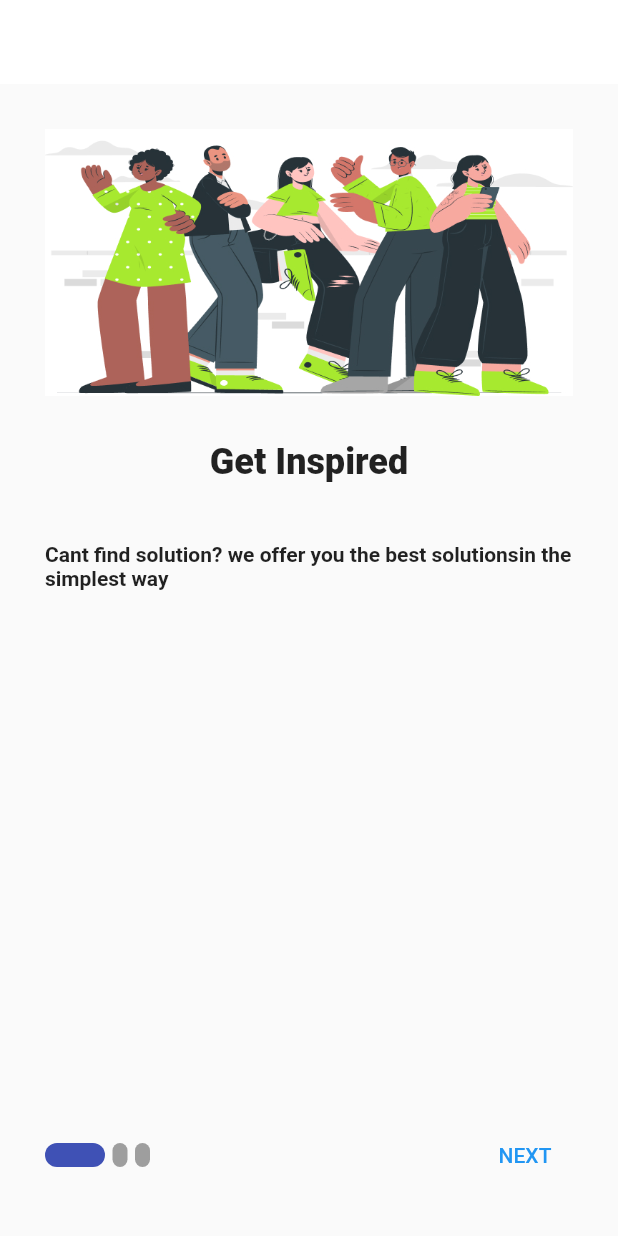
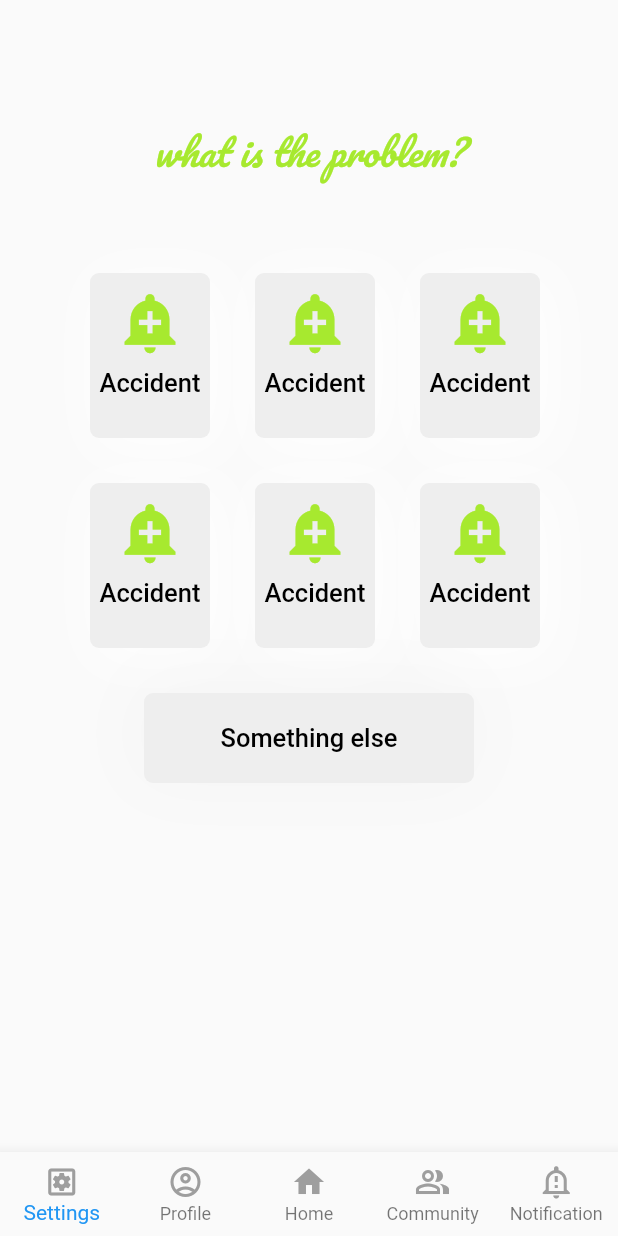
Before and after one commit to ahmdmdht/roadside, a Flutter app: the screen it shows after launch, on a phone screen of 412 x 824 dp. Run offline on Flutter 3.47's test engine with Material 2 defaults, Android fonts, the phone set to English and light mode, and no system bars; drawn by our look-alikes of smooth_page_indicator; our stand-ins replace animated_splash_screen, google_fonts, page_transition; Roboto replaces fonts that are missing (Akshar).

Commit message:
last edit

```diff
--- a/lib/main.dart
+++ b/lib/main.dart
@@ -1,6 +1,7 @@
 
 import 'package:flutter/material.dart';
 import 'package:roadside_assistance/view/authentication/splash_screen.dart';
+import 'package:roadside_assistance/view/components/home_screen.dart';
 
 
 void main() {
@@ -27,8 +28,8 @@ class MyApp extends StatelessWidget {
 
       ),
       debugShowCheckedModeBanner: false,
-      home: splashscreen(),
-//نيهاهاهاهاهاهاهاهاهاهاهاه
+      home: home_screen(),
+
     );
   }
 }
--- a/lib/view/authentication/login.dart
+++ b/lib/view/authentication/login.dart
@@ -27,7 +27,7 @@ class logIn extends StatelessWidget {
                     fontSize: 45,
                     fontWeight: FontWeight.w500,
                     fontStyle: FontStyle.italic,
-                      color: Color.fromRGBO(146, 248, 0, 1),
+                      color: Color.fromRGBO(167, 233, 47, 1),
 
                   ),
 
--- a/lib/view/authentication/signUp.dart
+++ b/lib/view/authentication/signUp.dart
@@ -158,7 +158,7 @@ class signUp extends StatelessWidget {
 
                 width: 200,
                 decoration: BoxDecoration(borderRadius: BorderRadius.circular(8),
-                  color: Color.fromRGBO(146, 248, 0, 1),
+                    color: Color.fromRGBO(167, 233, 47, 1),
                 ),
                 child: MaterialButton(
                   onPressed: () {
--- /dev/null
+++ b/lib/view/components/home_screen.dart
@@ -0,0 +1,425 @@
+import 'package:flutter/material.dart';
+import 'package:google_fonts/google_fonts.dart';
+
+
+
+class home_screen extends StatefulWidget {
+  const home_screen({Key? key}) : super(key: key);
+
+  @override
+  State<home_screen> createState() => _home_screenState();
+}
+
+class _home_screenState extends State<home_screen> {
+  bool isSelected = false;
+
+  @override
+  Widget build(BuildContext context) {
+    return Scaffold(
+      body: Column(
+
+        children: [
+          Padding(
+            padding: const EdgeInsets.only(top: 80,),
+            child: Center(
+              child: Text('what is the problem?',
+                style:GoogleFonts.pacifico(
+                    textStyle: Theme.of(context).textTheme.displayMedium,
+                    fontSize: 24,
+                    fontWeight: FontWeight.w500,
+                    fontStyle: FontStyle.italic,
+                    color: Color.fromRGBO(167, 233, 47, 1)),
+              ),
+            ),
+          ),// text
+          SizedBox(
+            height: 60,
+          ),
+          Padding(
+            padding: const EdgeInsets.only(right: 30,left: 30,),
+            child: Row(
+              children: [
+                Padding(
+                  padding: const EdgeInsets.only(left: 30),
+                  child: Column(
+                    children: [
+                      GestureDetector(
+                        onTap: (){
+                          setState(() {
+                            isSelected = !isSelected;
+                          });
+                        },
+                        child: Container(
+                          height:110 ,
+                          width: 80,
+                          decoration: BoxDecoration(
+                            //color: Color.fromRGBO(230, 237, 254, 1),
+                            color: isSelected ? Colors.black38 :  Colors.grey.shade200,
+                            borderRadius: BorderRadius.circular(6),
+                            boxShadow: [
+                              BoxShadow(
+                                color : Colors.white,
+                                blurRadius: 30,
+                                offset: Offset(5, 5),
+                              ),
+                            ],
+                          ),
+                          child: Column(
+                            children: [
+                              Padding(
+                                padding: const EdgeInsets.only(top: 10,bottom: 8),
+                                child: Icon(Icons.add_alert,
+                                    size: 45,
+                                    color: Color.fromRGBO(167, 233, 47, 1)),
+                              ),
+                              Text('Accident',style:GoogleFonts.akshar(
+                                textStyle: Theme.of(context).textTheme.displayMedium,
+                                fontSize: 17,
+                                color: Colors.black,
+                                fontWeight: FontWeight.w500,
+
+
+                              ),
+
+                              ),
+                            ],
+                          ),
+                        ),
+                      ),
+
+
+
+                    ],
+                  ),
+                ),
+                Padding(
+                  padding: const EdgeInsets.only(left: 30),
+                  child: Column(
+                    children: [
+                      GestureDetector(
+                        onTap: (){
+                          setState(() {
+                            isSelected = !isSelected;
+                          });
+                        },
+                        child: Container(
+                          height:110 ,
+                          width: 80,
+                          decoration: BoxDecoration(
+                            //color: Color.fromRGBO(230, 237, 254, 1),
+                            color: isSelected ? Colors.black38 : Colors.grey.shade200,
+                            borderRadius: BorderRadius.circular(6),
+                            boxShadow: [
+                              BoxShadow(
+                                color: Colors.white,
+                                blurRadius: 30,
+                                offset: Offset(5, 5),
+                              ),
+                            ],
+                          ),
+                          child: Column(
+                            children: [
+                              Padding(
+                                padding: const EdgeInsets.only(top: 10,bottom: 8),
+                                child: Icon(Icons.add_alert,
+                                    size: 45, color: Color.fromRGBO(167, 233, 47, 1)),
+                              ),
+                              Text('Accident',style:GoogleFonts.akshar(
+                                textStyle: Theme.of(context).textTheme.displayMedium,
+                                fontSize: 17,
+                                color: Colors.black,
+                                fontWeight: FontWeight.w500,
+
+
+                              ),
+
+                              ),
+                            ],
+                          ),
+                        ),
+                      ),
+
+
+
+                    ],
+                  ),
+                ),
+                Padding(
+                  padding: const EdgeInsets.only(left: 30),
+                  child: Column(
+                    children: [
+                      GestureDetector(
+                        onTap: (){
+                          setState(() {
+                            isSelected = !isSelected;
+                          });
+                        },
+                        child: Container(
+                          height:110 ,
+                          width: 80,
+                          decoration: BoxDecoration(
+                            //color: Color.fromRGBO(230, 237, 254, 1),
+                            color: isSelected ? Colors.black38 : Colors.grey.shade200,
+                            borderRadius: BorderRadius.circular(6),
+                            boxShadow: [
+                              BoxShadow(
+                                color: Colors.white,
+                                blurRadius: 30,
+                                offset: Offset(5, 5),
+                              ),
+                            ],
+                          ),
+                          child: Column(
+                            children: [
+                              Padding(
+                                padding: const EdgeInsets.only(top: 10,bottom: 8),
+                                child: Icon(Icons.add_alert,
+                                    size: 45, color: Color.fromRGBO(167, 233, 47, 1)),
+                              ),
+                              Text('Accident',style:GoogleFonts.akshar(
+                                textStyle: Theme.of(context).textTheme.displayMedium,
+                                fontSize: 17,
+                                color: Colors.black,
+                                fontWeight: FontWeight.w500,
+
+
+                              ),
+
+                              ),
+                            ],
+                          ),
+                        ),
+                      ),
+
+
+
+                    ],
+                  ),
+                ),
+
+              ],
+            ),
+          ),//items(1)
+          SizedBox(
+            height: 30,
+          ),
+          Padding(
+            padding: const EdgeInsets.only(right: 30,left: 30,),
+            child: Row(
+              children: [
+                Padding(
+                  padding: const EdgeInsets.only(left: 30),
+                  child: Column(
+                    children: [
+                      GestureDetector(
+                        onTap: (){
+                          setState(() {
+                            isSelected = !isSelected;
+                          });
+                        },
+                        child: Container(
+                          height:110 ,
+                          width: 80,
+                          decoration: BoxDecoration(
+                            //color: Color.fromRGBO(230, 237, 254, 1),
+                            color: isSelected ? Colors.black38 : Colors.grey.shade200,
+                            borderRadius: BorderRadius.circular(6),
+                            boxShadow: [
+                              BoxShadow(
+                                color: Colors.white,
+                                blurRadius: 30,
+                                offset: Offset(5, 5),
+                              ),
+                            ],
+                          ),
+                          child: Column(
+                            children: [
+                              Padding(
+                                padding: const EdgeInsets.only(top: 10,bottom: 8),
+                                child: Icon(Icons.add_alert,
+                                    size: 45, color: Color.fromRGBO(167, 233, 47, 1)),
+                              ),
+                              Text('Accident',style:GoogleFonts.akshar(
+                                textStyle: Theme.of(context).textTheme.displayMedium,
+                                fontSize: 17,
+                                color: Colors.black,
+                                fontWeight: FontWeight.w500,
+
+
+                              ),
+
+                              ),
+                            ],
+                          ),
+                        ),
+                      ),
+
+
+
+                    ],
+                  ),
+                ),
+                Padding(
+                  padding: const EdgeInsets.only(left: 30),
+                  child: Column(
+                    children: [
+                      GestureDetector(
+                        onTap: (){
+                          setState(() {
+                            isSelected = !isSelected;
+                          });
+                        },
+                        child: Container(
+                          height:110 ,
+                          width: 80,
+                          decoration: BoxDecoration(
+                            //color: Color.fromRGBO(230, 237, 254, 1),
+                            color: isSelected ? Colors.black38 :Colors.grey.shade200,
+                            borderRadius: BorderRadius.circular(6),
+                            boxShadow: [
+                              BoxShadow(
+                                color: Colors.white,
+                                blurRadius: 30,
+                                offset: Offset(5, 5),
+                              ),
+                            ],
+                          ),
+                          child: Column(
+                            children: [
+                              Padding(
+                                padding: const EdgeInsets.only(top: 10,bottom: 8),
+                                child: Icon(Icons.add_alert,
+                                    size: 45, color: Color.fromRGBO(167, 233, 47, 1)),
+                              ),
+                              Text('Accident',style:GoogleFonts.akshar(
+                                textStyle: Theme.of(context).textTheme.displayMedium,
+                                fontSize: 17,
+                                color: Colors.black,
+                                fontWeight: FontWeight.w500,
+
+
+                              ),
+
+                              ),
+                            ],
+                          ),
+                        ),
+                      ),
+
+
+
+                    ],
+                  ),
+                ),
+                Padding(
+                  padding: const EdgeInsets.only(left: 30),
+                  child: Column(
+                    children: [
+                      GestureDetector(
+                        onTap: (){
+                          setState(() {
+                            isSelected = !isSelected;
+                          });
+                        },
+                        child: Container(
+                          height:110 ,
+                          width: 80,
+                          decoration: BoxDecoration(
+                            //color: Color.fromRGBO(230, 237, 254, 1),
+                            color: isSelected ? Colors.black38 : Colors.grey.shade200,
+                            borderRadius: BorderRadius.circular(6),
+                            boxShadow: [
+                              BoxShadow(
+                                color: Colors.white,
+                                blurRadius: 30,
+                                offset: Offset(5, 5),
+                              ),
+                            ],
+                          ),
+                          child: Column(
+                            children: [
+                              Padding(
+                                padding: const EdgeInsets.only(top: 10,bottom: 8),
+                                child: Icon(Icons.add_alert,
+                                    size: 45, color: Color.fromRGBO(167, 233, 47, 1)),
+                              ),
+                              Text('Accident',style:GoogleFonts.akshar(
+                                textStyle: Theme.of(context).textTheme.displayMedium,
+                                fontSize: 17,
+                                color: Colors.black,
+                                fontWeight: FontWeight.w500,
+
+
+                              ),
+
+                              ),
+                            ],
+                          ),
+                        ),
+                      ),
+
+
+
+                    ],
+                  ),
+                ),
+
+              ],
+            ),
+          ),//items(2)
+          SizedBox(
+            height: 30,
+          ),
+          Container(
+            height: 60,
+            width:220,
+            decoration: BoxDecoration(
+                color: Colors.grey.shade200,
+                borderRadius: BorderRadius.circular(6),
+                boxShadow:[ BoxShadow(
+                  color: Colors.grey.shade200.withOpacity(0.5),
+                  blurRadius: 40,
+                  offset: Offset(-3,-3),
+
+                ),]
+
+            ),
+            child: Center(
+              child: Text('Something else',style:GoogleFonts.akshar(
+                textStyle: Theme.of(context).textTheme.displayMedium,
+                fontSize: 17,
+                color: Colors.black,
+                fontWeight: FontWeight.w500,
+
+
+              ),
+              ),
+            ),
+
+
+          )
+        ],
+
+      ),
+      bottomNavigationBar: BottomNavigationBar(
+        //onTap: (){},
+        type: BottomNavigationBarType.fixed,
+
+
+        items: [
+        BottomNavigationBarItem(
+            icon: Icon(Icons.settings_applications_outlined,color:Colors.grey,), label: 'Settings'),
+        BottomNavigationBarItem(
+            icon: Icon(Icons.account_circle_outlined,color:Colors.grey,), label: 'Profile'),
+        BottomNavigationBarItem(
+            icon: Icon(Icons.home,color:Colors.grey,), label: 'Home'),
+        BottomNavigationBarItem(
+            icon: Icon(Icons.people_alt_outlined,color:Colors.grey, ), label: 'Community'),
+        BottomNavigationBarItem(
+            icon: Icon(Icons.notification_important_outlined,color:Colors.grey,), label: 'Notification'),
+      ],
+
+      ) ,
+    );
+  }
+}
```
Also changed, not shown: lib/view/authentication/on_boarding.dart (+1 -29 lines).
